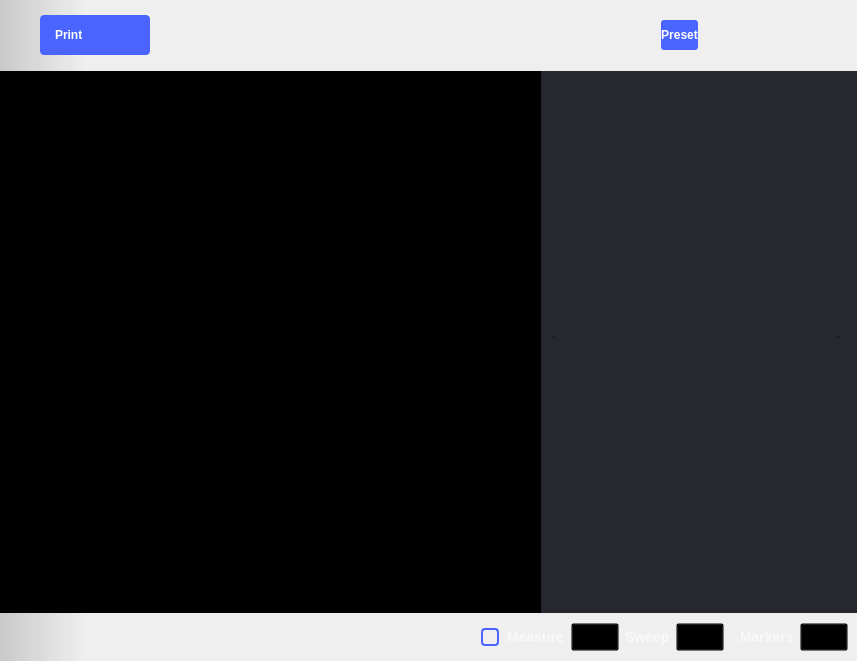
The window that ui/spectrum_analyzer.ui (teoperisanu/scopy) describes before a commit, drawn with Qt 5.
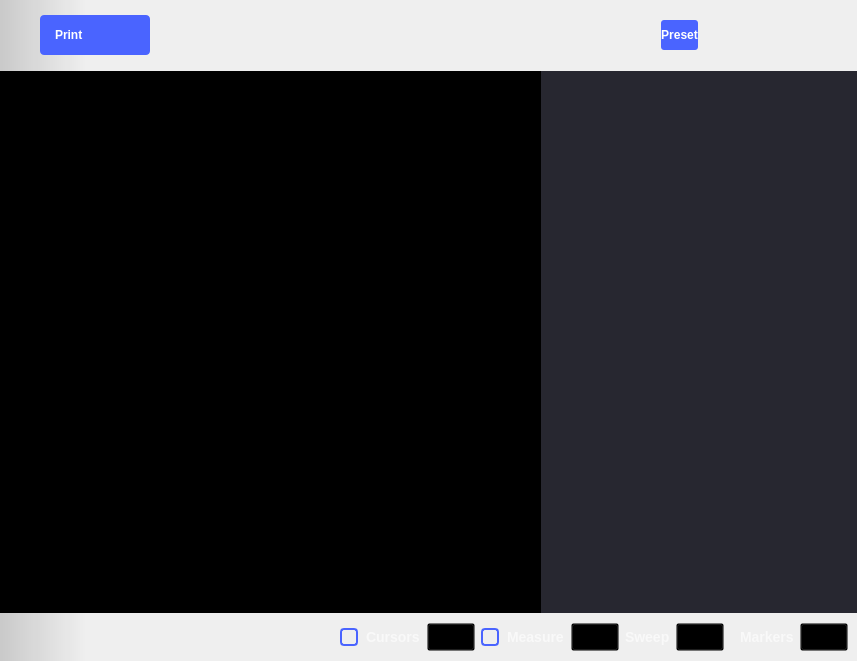
The same window after the commit. The open tabs and pages were chosen to show the change. Icons and pictures are not drawn. Custom widgets are drawn as their Qt base class.

Commit message:
Added cursors functionality.
Added both vertical and horizontal cursors for spectrum analyzer.

What changed in the file:
```diff
--- a/ui/spectrum_analyzer.ui
+++ b/ui/spectrum_analyzer.ui
@@ -2103,67 +2103,8 @@
                </item>
               </layout>
              </widget>
-             <widget class="QWidget" name="measureSettings">
-              <widget class="QWidget" name="verticalLayoutWidget">
-               <property name="geometry">
-                <rect>
-                 <x>10</x>
-                 <y>10</y>
-                 <width>291</width>
-                 <height>511</height>
-                </rect>
-               </property>
-               <layout class="QVBoxLayout" name="vLayout_measure" stretch="0">
-                <property name="spacing">
-                 <number>0</number>
-                </property>
-                <item>
-                 <layout class="QHBoxLayout" name="hLayout_titleBar">
-                  <property name="spacing">
-                   <number>0</number>
-                  </property>
-                  <item>
-                   <widget class="QLabel" name="label_Measure">
-                    <property name="font">
-                     <font>
-                      <pointsize>1</pointsize>
-                     </font>
-                    </property>
-                    <property name="text">
-                     <string>Measure</string>
-                    </property>
-                   </widget>
-                  </item>
-                  <item>
-                   <spacer name="hSpacer_titleBar">
-                    <property name="orientation">
-                     <enum>Qt::Horizontal</enum>
-                    </property>
-                    <property name="sizeHint" stdset="0">
-                     <size>
-                      <width>40</width>
-                      <height>0</height>
-                     </size>
-                    </property>
-                   </spacer>
-                  </item>
-                  <item>
-                   <widget class="QLabel" name="label_ChanNameMeasure">
-                    <property name="font">
-                     <font>
-                      <pointsize>1</pointsize>
-                     </font>
-                    </property>
-                    <property name="text">
-                     <string>Channel</string>
-                    </property>
-                   </widget>
-                  </item>
-                 </layout>
-                </item>
-               </layout>
-              </widget>
-             </widget>
+             <widget class="QWidget" name="measureSettings"/>
+             <widget class="QWidget" name="cursorsSettings"/>
             </widget>
            </item>
           </layout>
@@ -2272,6 +2213,26 @@
 }</string>
           </property>
           <layout class="QHBoxLayout" name="horizontalLayout">
+           <item>
+            <widget class="QCheckBox" name="boxCursors">
+             <property name="text">
+              <string>Cursors</string>
+             </property>
+            </widget>
+           </item>
+           <item>
+            <widget class="adiscope::CustomPushButton" name="btnCursors">
+             <property name="enabled">
+              <bool>false</bool>
+             </property>
+             <property name="text">
+              <string/>
+             </property>
+             <property name="checkable">
+              <bool>true</bool>
+             </property>
+            </widget>
+           </item>
            <item>
             <widget class="QCheckBox" name="boxMeasure">
              <property name="enabled">
```
Left out of the diff: 34 changed lines with no effect on the pictures. The commit also changes 6 other files.
